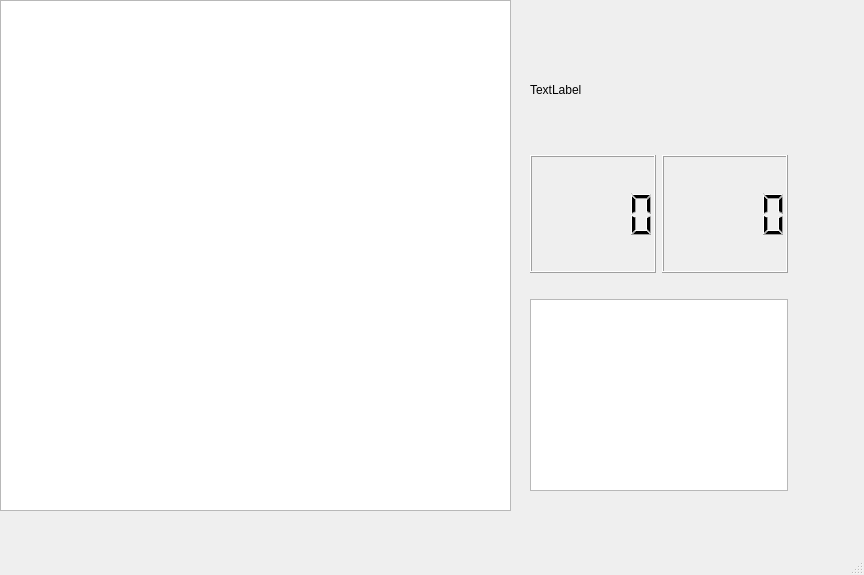
Old version of the form Game/mainwindow.ui in the repository GreatSharky/programming3.
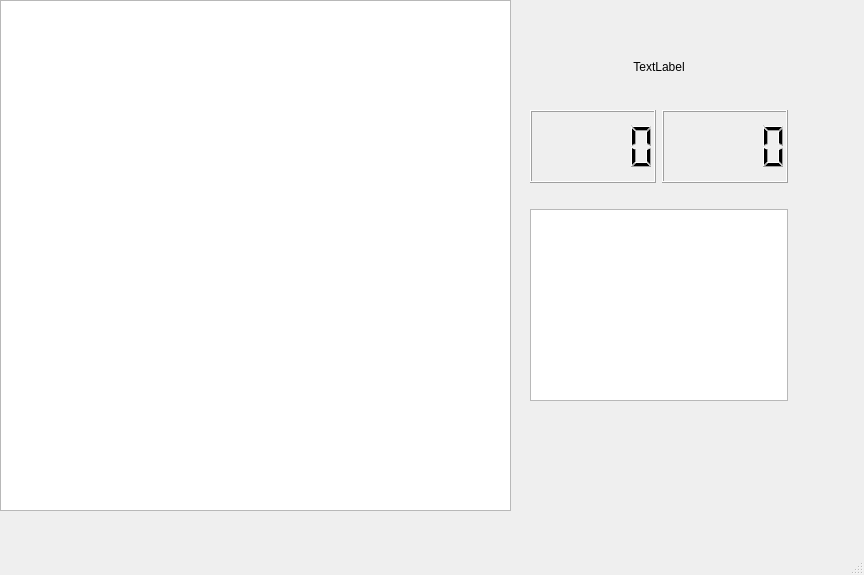
New version of the form.

Commit message: Changes to the layout of the mainwindow.

The edit to the form file:
```diff
--- a/Game/mainwindow.ui
+++ b/Game/mainwindow.ui
@@ -33,15 +33,24 @@
       <x>530</x>
       <y>30</y>
       <width>258</width>
-      <height>481</height>
+      <height>371</height>
      </rect>
     </property>
     <layout class="QVBoxLayout" name="verticalLayout">
      <item>
       <widget class="QLabel" name="clockLabel">
+       <property name="layoutDirection">
+        <enum>Qt::LeftToRight</enum>
+       </property>
+       <property name="frameShadow">
+        <enum>QFrame::Plain</enum>
+       </property>
        <property name="text">
         <string>TextLabel</string>
        </property>
+       <property name="alignment">
+        <set>Qt::AlignCenter</set>
+       </property>
       </widget>
      </item>
      <item>
@@ -85,19 +94,6 @@
        </property>
       </widget>
      </item>
-     <item>
-      <spacer name="horizontalSpacer_2">
-       <property name="orientation">
-        <enum>Qt::Horizontal</enum>
-       </property>
-       <property name="sizeHint" stdset="0">
-        <size>
-         <width>40</width>
-         <height>20</height>
-        </size>
-       </property>
-      </spacer>
-     </item>
     </layout>
    </widget>
   </widget>
```
The commit also changes 2 other files.
